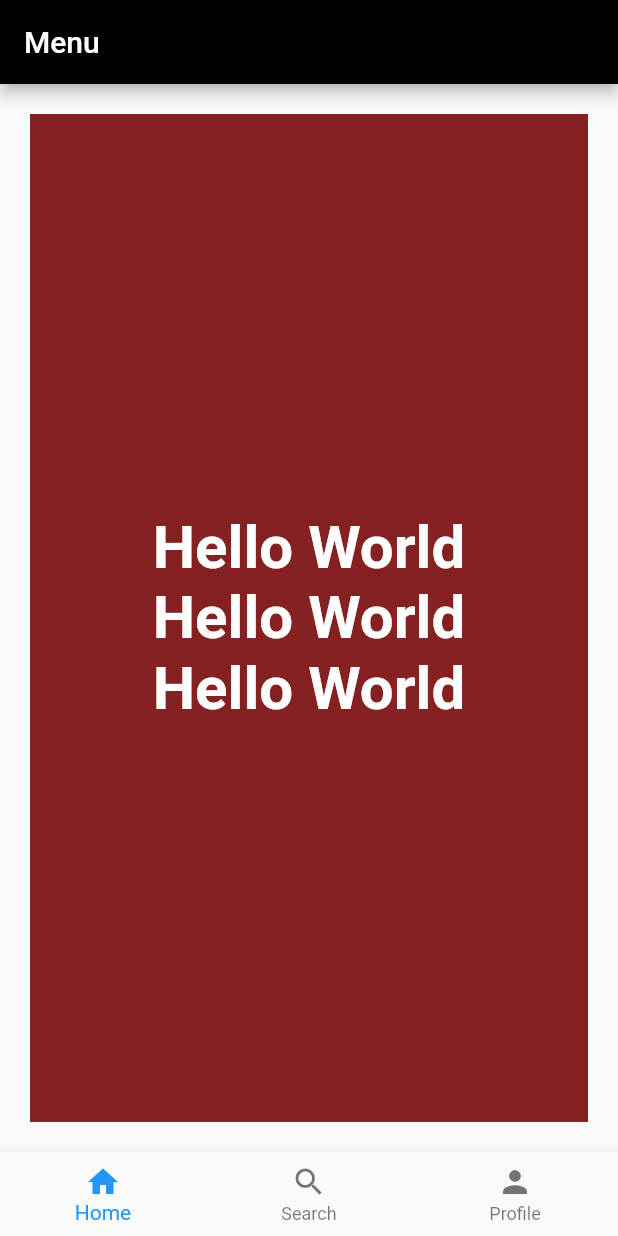
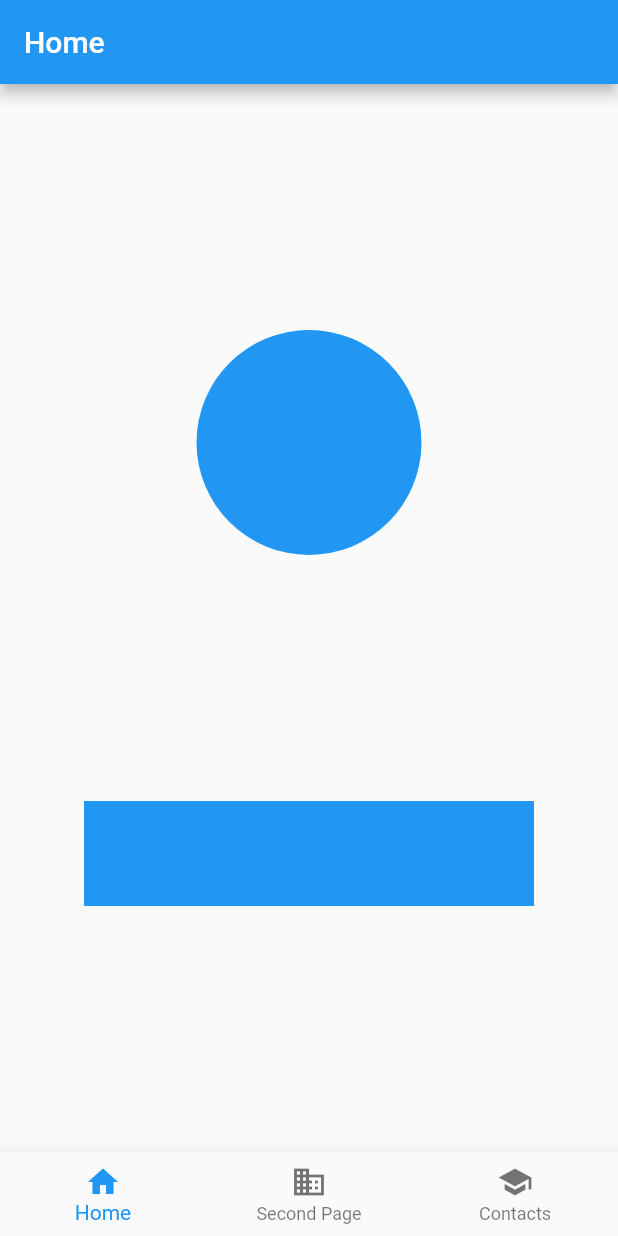
Before and after one commit to MakenRosa/dev-mobile, a Flutter app: the screen it shows after launch, on a phone screen of 412 x 824 dp. Run offline on Flutter 3.47's test engine with Material 2 defaults, Android fonts, the phone set to English and light mode, and no system bars.

```diff
--- a/flutter_application_1/lib/main.dart
+++ b/flutter_application_1/lib/main.dart
@@ -1,148 +1,208 @@
 import 'package:flutter/material.dart';
 
-class HomePage extends StatefulWidget {
-  const HomePage({Key? key}) : super(key: key);
+void main() {
+  runApp(const MyApp());
+}
+
+class MyApp extends StatelessWidget {
+  const MyApp({Key? key}) : super(key: key);
 
   @override
-  _HomePageState createState() => _HomePageState();
+  Widget build(BuildContext context) {
+    return MaterialApp(
+      initialRoute: '/',
+      routes: {
+        '/': (context) => const HomePage(),
+        '/secondPage': (context) => const SecondPage(),
+        '/contactPage': (context) => const ContactPage(),
+      },
+      theme: ThemeData(
+        primaryColor: Colors.blue,
+        colorScheme: ColorScheme.light(
+          primary: Colors.blue,
+          secondary: Colors.blueAccent,
+        ),
+      ),
+    );
+  }
 }
 
-class _HomePageState extends State<HomePage> {
-  int _currentIndex = 0;
-  final PageController _pageController = PageController();
-  final List<Widget> _pages = [
-    Container(
-      margin: const EdgeInsets.all(20),
-      width: 400,
-      height: 400,
-      color: const Color(0xFF862121),
-      child: Column(
-        mainAxisAlignment: MainAxisAlignment.center,
-        children: const [
-          Text(
-            'Hello World',
-            style: TextStyle(
-              fontSize: 40,
-              color: Colors.white,
-              fontWeight: FontWeight.bold,
-            ),
-          ),
-          Text(
-            'Hello World',
-            style: TextStyle(
-              fontSize: 40,
-              color: Colors.white,
-              fontWeight: FontWeight.bold,
-            ),
-          ),
-          Text(
-            'Hello World',
-            style: TextStyle(
-              fontSize: 40,
-              color: Colors.white,
-              fontWeight: FontWeight.bold,
-            ),
-          ),
-        ],
-      ),
-    ),
-    Container(
-      margin: const EdgeInsets.all(20),
-      width: 400,
-      height: 400,
-      color: const Color(0xFF218433),
-      child: Column(
-        mainAxisAlignment: MainAxisAlignment.center,
-        children: const [
-          Text(
-            'Page 2',
-            style: TextStyle(
-              fontSize: 40,
-              color: Colors.white,
-              fontWeight: FontWeight.bold,
-            ),
-          ),
-        ],
-      ),
-    ),
-    Container(
-      margin: const EdgeInsets.all(20),
-      width: 400,
-      height: 400,
-      color: const Color(0xFF212186),
-      child: Column(
-        mainAxisAlignment: MainAxisAlignment.center,
-        children: const [
-          Text(
-            'Page 3',
-            style: TextStyle(
-              fontSize: 40,
-              color: Colors.white,
-              fontWeight: FontWeight.bold,
-            ),
-          ),
-        ],
-      ),
-    ),
-  ];
-
-  void _onItemTapped(int index) {
-    setState(() {
-      _currentIndex = index;
-    });
-    _pageController.animateToPage(
-      index,
-      duration: Duration(milliseconds: 400), // Você pode ajustar a duração conforme desejar
-      curve: Curves.easeInOut, // Aqui também você pode escolher a curva que achar mais adequada
-    );
-  }
+class HomePage extends StatelessWidget {
+  const HomePage({Key? key}) : super(key: key);
 
   @override
   Widget build(BuildContext context) {
     return Scaffold(
       appBar: AppBar(
-        title: const Text('Menu'),
-        backgroundColor: Colors.black,
+        title: const Text("Home"),
       ),
-      body: PageView(
-        controller: _pageController, // Modifique esta linha
-        onPageChanged: (index) {
-          setState(() {
-            _currentIndex = index;
-          });
-        },
-        children: _pages,
+      body: Center(
+        child: Column(
+          mainAxisAlignment: MainAxisAlignment.spaceEvenly,
+          children: [
+            CircleContainer(color: Colors.blue, size: 150),
+            RectangleContainer(color: Colors.blue, width: 300, height: 70),
+          ],
+        ),
       ),
-      bottomNavigationBar: BottomNavigationBar(
-        currentIndex: _currentIndex,
-        onTap: _onItemTapped, // Add onTap function here
-        items: const [
-          BottomNavigationBarItem(
-            icon: Icon(Icons.home),
-            label: 'Home',
-            backgroundColor: Colors.black,
-          ),
-          BottomNavigationBarItem(
-            icon: Icon(Icons.search),
-            label: 'Search',
-            backgroundColor: Colors.black,
-          ),
-          BottomNavigationBarItem(
-            icon: Icon(Icons.person),
-            label: 'Profile',
-            backgroundColor: Colors.black,
-          ),
-        ],
+      bottomNavigationBar: buildBottomNavigationBar(context),
+    );
+  }
+}
+
+class SecondPage extends StatelessWidget {
+  const SecondPage({Key? key}) : super(key: key);
+
+  @override
+  Widget build(BuildContext context) {
+    return Scaffold(
+      appBar: AppBar(
+        title: const Text("Second Page"),
+      ),
+      body: Center(
+        child: Column(
+          mainAxisAlignment: MainAxisAlignment.spaceEvenly,
+          children: [
+            RectangleContainer(color: Colors.blue, width: 250, height: 120),
+            RectangleContainer(color: Colors.blue, width: 250, height: 120),
+          ],
+        ),
+      ),
+      bottomNavigationBar: buildBottomNavigationBar(context),
+    );
+  }
+}
+
+class ContactPage extends StatelessWidget {
+  const ContactPage({Key? key}) : super(key: key);
+
+  @override
+  Widget build(BuildContext context) {
+    return Scaffold(
+      appBar: AppBar(
+        title: const Text("Contacts"),
+      ),
+      body: Center(
+        child: Column(
+          mainAxisAlignment: MainAxisAlignment.spaceEvenly,
+          children: [
+            ContactCard(
+              name: "Contact 1",
+              email: "email1@example.com",
+              imageUrl: "https://placehold.co/100",
+            ),
+            ContactCard(
+              name: "Contact 2",
+              email: "email2@example.com",
+              imageUrl: "https://placehold.co/100",
+            ),
+          ],
+        ),
+      ),
+      bottomNavigationBar: buildBottomNavigationBar(context),
+    );
+  }
+}
+
+class CircleContainer extends StatelessWidget {
+  const CircleContainer({
+    Key? key,
+    required this.color,
+    required this.size,
+  }) : super(key: key);
+
+  final Color color;
+  final double size;
+
+  @override
+  Widget build(BuildContext context) {
+    return Container(
+      width: size,
+      height: size,
+      decoration: BoxDecoration(
+        color: color,
+        shape: BoxShape.circle,
       ),
     );
   }
 }
 
-void main() {
-  runApp(
-    const MaterialApp(
-      debugShowCheckedModeBanner: false,
-      home: HomePage(),
-    ),
+class RectangleContainer extends StatelessWidget {
+  const RectangleContainer({
+    Key? key,
+    required this.color,
+    required this.width,
+    required this.height,
+  }) : super(key: key);
+
+  final Color color;
+  final double width;
+  final double height;
+
+  @override
+  Widget build(BuildContext context) {
+    return Container(
+      width: width,
+      height: height,
+      color: color,
+    );
+  }
+}
+
+class ContactCard extends StatelessWidget {
+  const ContactCard({
+    Key? key,
+    required this.name,
+    required this.email,
+    required this.imageUrl,
+  }) : super(key: key);
+
+  final String name;
+  final String email;
+  final String imageUrl;
+
+  @override
+  Widget build(BuildContext context) {
+    return Card(
+      child: ListTile(
+        leading: CircleAvatar(
+          backgroundImage: NetworkImage(imageUrl),
+        ),
+        title: Text(name),
+        subtitle: Text(email),
+      ),
+    );
+  }
+}
+
+Widget buildBottomNavigationBar(BuildContext context) {
+  return BottomNavigationBar(
+    items: const <BottomNavigationBarItem>[
+      BottomNavigationBarItem(
+        icon: Icon(Icons.home),
+        label: 'Home',
+      ),
+      BottomNavigationBarItem(
+        icon: Icon(Icons.business),
+        label: 'Second Page',
+      ),
+      BottomNavigationBarItem(
+        icon: Icon(Icons.school),
+        label: 'Contacts',
+      ),
+    ],
+    onTap: (index) {
+      switch (index) {
+        case 0:
+          Navigator.pushNamed(context, '/');
+          break;
+        case 1:
+          Navigator.pushNamed(context, '/secondPage');
+          break;
+        case 2:
+          Navigator.pushNamed(context, '/contactPage');
+          break;
+      }
+    },
   );
 }
```
Also changed, not shown: flutter_application_2/analysis_options.yaml (added, +28 -0 lines), flutter_application_2/lib/main.dart (added, +10 -0 lines), flutter_application_2/lib/pages/home_page.dart (added, +225 -0 lines), flutter_application_2/pubspec.yaml (added, +90 -0 lines), 124 other files.
